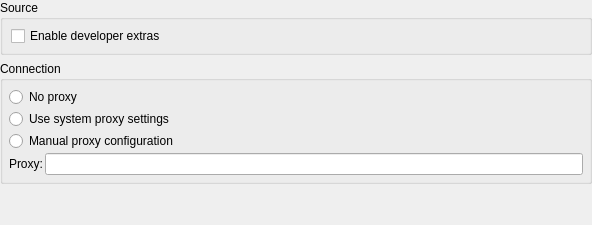
The window that resources/ui/configure/browser.ui (prymatex/prymatex) describes before a commit, drawn with Qt 5.
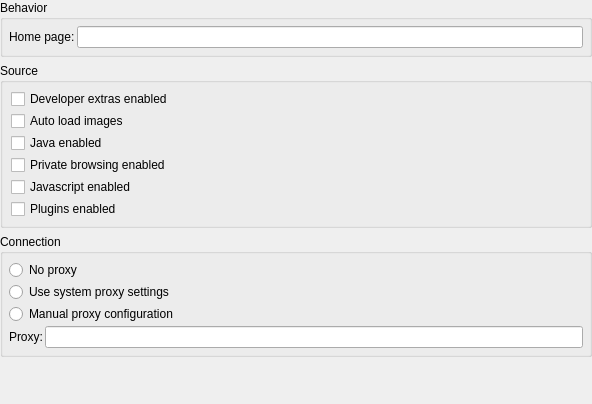
The same window after the commit.

Commit message: browser new features, fixed tabwebview and add home page tab on empty tabwidget

What changed in the file:
```diff
--- a/resources/ui/configure/browser.ui
+++ b/resources/ui/configure/browser.ui
@@ -7,7 +7,7 @@
     <x>0</x>
     <y>0</y>
     <width>592</width>
-    <height>225</height>
+    <height>404</height>
    </rect>
   </property>
   <property name="windowTitle">
@@ -20,6 +20,40 @@
    <property name="margin">
     <number>0</number>
    </property>
+   <item>
+    <widget class="QGroupBox" name="groupBox_3">
+     <property name="title">
+      <string>Behavior</string>
+     </property>
+     <layout class="QFormLayout" name="formLayout_3">
+      <property name="fieldGrowthPolicy">
+       <enum>QFormLayout::AllNonFixedFieldsGrow</enum>
+      </property>
+      <property name="labelAlignment">
+       <set>Qt::AlignRight|Qt::AlignTrailing|Qt::AlignVCenter</set>
+      </property>
+      <property name="horizontalSpacing">
+       <number>2</number>
+      </property>
+      <property name="verticalSpacing">
+       <number>2</number>
+      </property>
+      <property name="margin">
+       <number>6</number>
+      </property>
+      <item row="2" column="0">
+       <widget class="QLabel" name="label_3">
+        <property name="text">
+         <string>Home page:</string>
+        </property>
+       </widget>
+      </item>
+      <item row="2" column="1">
+       <widget class="QLineEdit" name="lineEditHomePage"/>
+      </item>
+     </layout>
+    </widget>
+   </item>
    <item>
     <widget class="QGroupBox" name="groupBox_2">
      <property name="title">
@@ -44,7 +78,42 @@
       <item row="2" column="1">
        <widget class="QCheckBox" name="checkBoxDeveloperExtras">
         <property name="text">
-         <string>Enable developer extras</string>
+         <string>Developer extras enabled</string>
+        </property>
+       </widget>
+      </item>
+      <item row="3" column="1">
+       <widget class="QCheckBox" name="checkBoxAutoLoadImages">
+        <property name="text">
+         <string>Auto load images</string>
+        </property>
+       </widget>
+      </item>
+      <item row="4" column="1">
+       <widget class="QCheckBox" name="checkBoxJavaEnabled">
+        <property name="text">
+         <string>Java enabled</string>
+        </property>
+       </widget>
+      </item>
+      <item row="5" column="1">
+       <widget class="QCheckBox" name="checkBoxPrivateBrowsingEnabled">
+        <property name="text">
+         <string>Private browsing enabled</string>
+        </property>
+       </widget>
+      </item>
+      <item row="6" column="1">
+       <widget class="QCheckBox" name="checkBoxJavascriptEnabled">
+        <property name="text">
+         <string>Javascript enabled</string>
+        </property>
+       </widget>
+      </item>
+      <item row="7" column="1">
+       <widget class="QCheckBox" name="checkBoxPluginsEnabled">
+        <property name="text">
+         <string>Plugins enabled</string>
         </property>
        </widget>
       </item>
```
Left out of the diff: 2 changed lines with no effect on the pictures. The commit also changes 6 other files.
